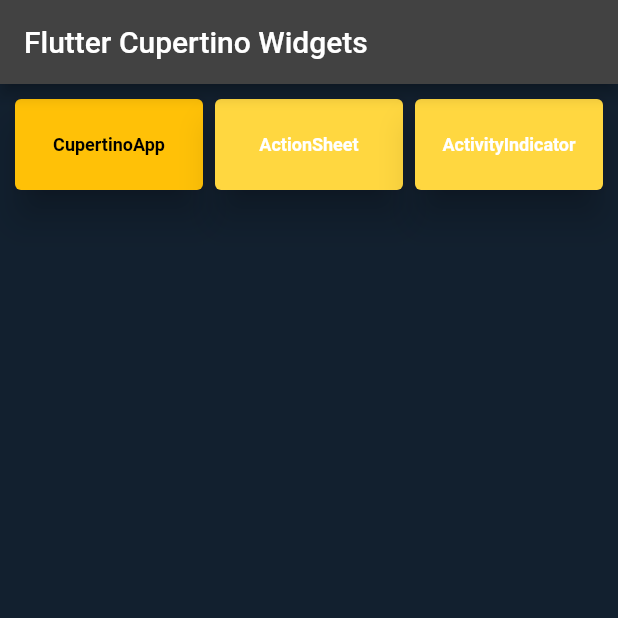
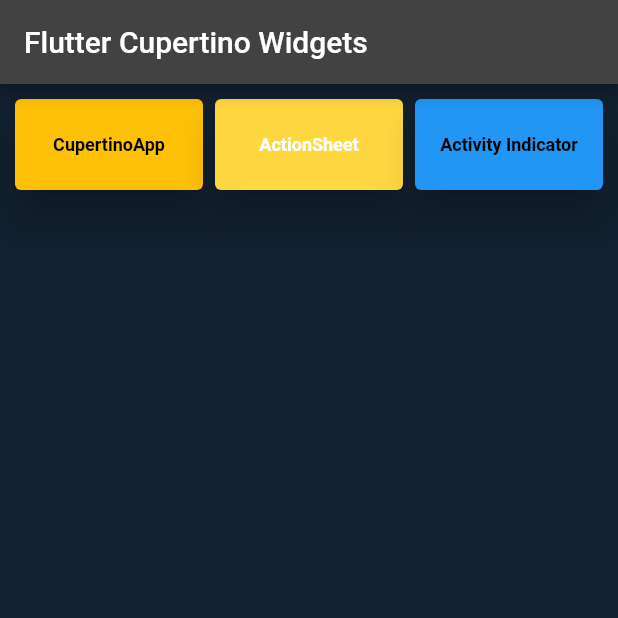
Before and after one commit to erdemgocen44/Flutter-Cupertino-Widget, a Flutter app: the screen it shows after launch, on a phone screen of 412 x 824 dp, the top half of it. Run offline on Flutter 3.47's test engine with Material 2 defaults, Android fonts, the light colour scheme and no system bars.

```diff
--- a/lib/core/buttons.dart
+++ b/lib/core/buttons.dart
@@ -15,9 +15,9 @@
     rota: '/actionsheet',
   ),
   CustomElevatedButton(
-    yazi: 'ActivityIndicator',
-    primary: Colors.amberAccent,
-    onprimary: Colors.white,
+    yazi: 'Activity Indicator',
+    primary: Colors.blue,
+    onprimary: Colors.black,
     rota: '/activity',
   ),
 ];
--- a/lib/widgets/activity_indicator.dart
+++ b/lib/widgets/activity_indicator.dart
@@ -1,4 +1,5 @@
 import 'package:flutter/cupertino.dart';
+import 'package:flutter/material.dart';
 
 class ActivityIndicatorHome extends StatefulWidget {
   const ActivityIndicatorHome({Key? key}) : super(key: key);
@@ -12,7 +13,10 @@
   Widget build(BuildContext context) {
     return const CupertinoPageScaffold(
       child: Center(
-        child: CupertinoActivityIndicator(),
+        child: CupertinoActivityIndicator(
+          radius: 35,
+          color: Colors.deepOrange,
+        ), //
       ),
     );
   }
```
Also changed, not shown: lib/widgets/alert_dialog_home.dart (added).
